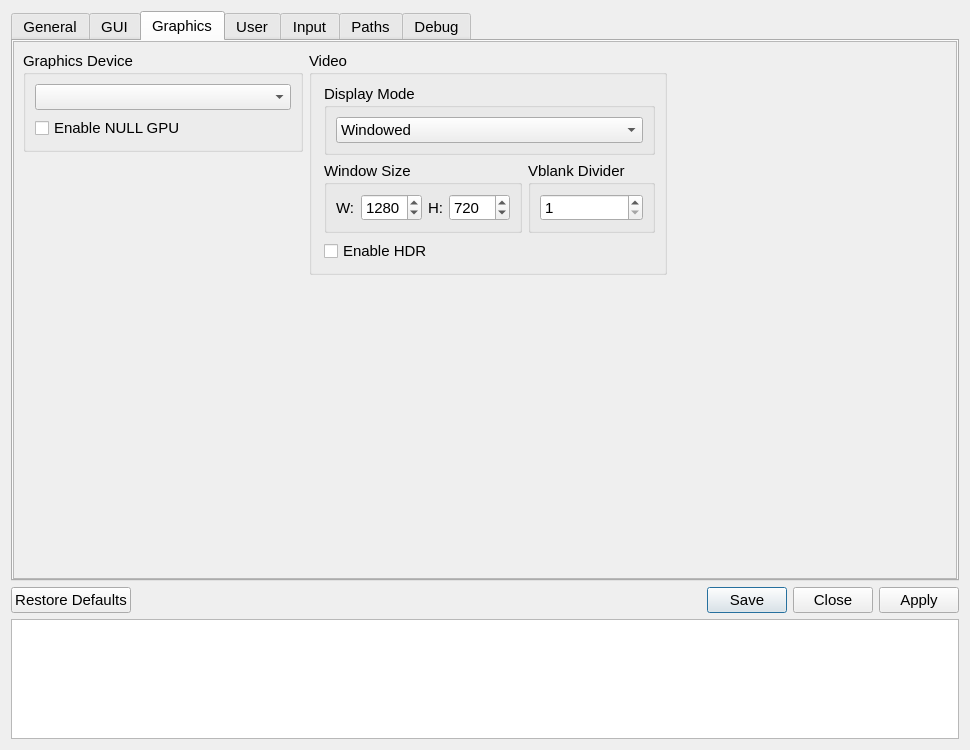
Qt form src/qt_gui/settings_dialog.ui (shadps4-emu/shadPS4) before a commit.
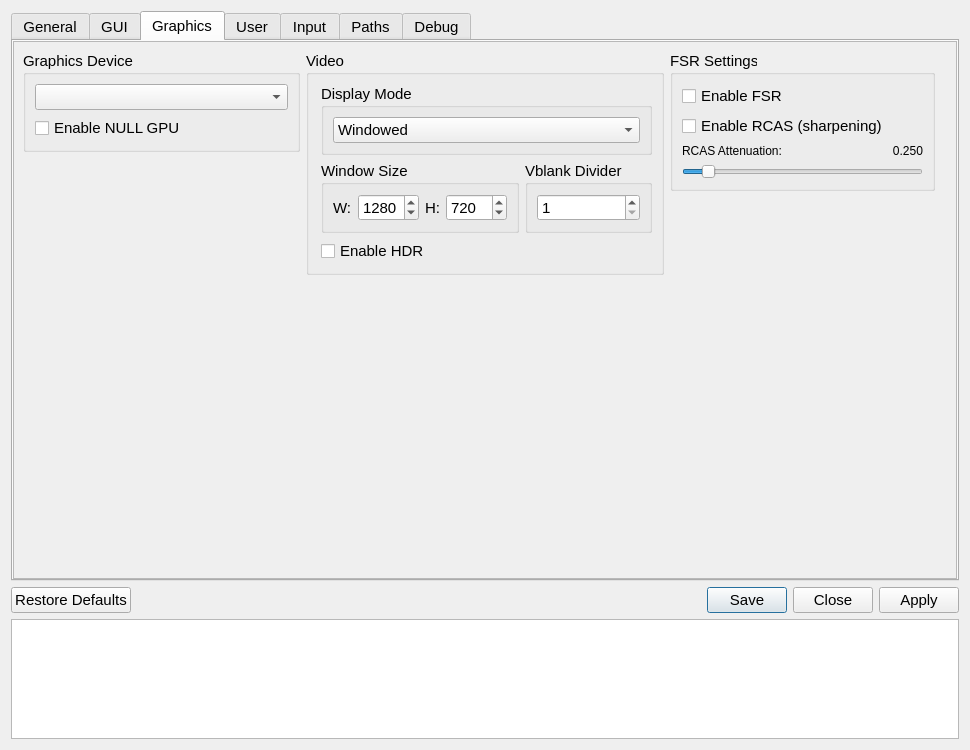
The same form after that commit. The open tabs and pages were chosen to show the change. Icons and pictures are not drawn.

Commit message: Qt: Add FSR settings to settings GUI

What changed in the file:
```diff
--- a/src/qt_gui/settings_dialog.ui
+++ b/src/qt_gui/settings_dialog.ui
@@ -987,8 +987,8 @@
         <rect>
          <x>0</x>
          <y>0</y>
-         <width>944</width>
-         <height>537</height>
+         <width>946</width>
+         <height>536</height>
         </rect>
        </property>
        <layout class="QVBoxLayout" name="graphicsTabVLayout" stretch="0,0">
@@ -1237,6 +1237,75 @@
             <property name="bottomMargin">
              <number>12</number>
             </property>
+            <item>
+             <widget class="QGroupBox" name="FSRGroupBox">
+              <property name="title">
+               <string>FSR Settings</string>
+              </property>
+              <layout class="QVBoxLayout" name="verticalLayout_5">
+               <item>
+                <widget class="QCheckBox" name="FSRCheckBox">
+                 <property name="text">
+                  <string>Enable FSR</string>
+                 </property>
+                </widget>
+               </item>
+               <item>
+                <widget class="QCheckBox" name="RCASCheckBox">
+                 <property name="text">
+                  <string>Enable RCAS (sharpening)</string>
+                 </property>
+                </widget>
+               </item>
+               <item>
+                <layout class="QHBoxLayout" name="horizontalLayout_10">
+                 <item>
+                  <widget class="QLabel" name="RCASAtenLabel">
+                   <property name="font">
+                    <font>
+                     <pointsize>9</pointsize>
+                     <bold>false</bold>
+                    </font>
+                   </property>
+                   <property name="text">
+                    <string>RCAS Attenuation:</string>
+                   </property>
+                  </widget>
+                 </item>
+                 <item>
+                  <widget class="QLabel" name="RCASValue">
+                   <property name="font">
+                    <font>
+                     <pointsize>9</pointsize>
+                     <bold>false</bold>
+                    </font>
+                   </property>
+                   <property name="text">
+                    <string>0.250</string>
+                   </property>
+                   <property name="alignment">
+                    <set>Qt::AlignmentFlag::AlignRight|Qt::AlignmentFlag::AlignTrailing|Qt::AlignmentFlag::AlignVCenter</set>
+                   </property>
+                  </widget>
+                 </item>
+                </layout>
+               </item>
+               <item>
+                <widget class="QSlider" name="RCASSlider">
+                 <property name="maximum">
+                  <number>3000</number>
+                 </property>
+                 <property name="value">
+                  <number>250</number>
+                 </property>
+                 <property name="orientation">
+                  <enum>Qt::Orientation::Horizontal</enum>
+                 </property>
+                </widget>
+               </item>
+              </layout>
+             </widget>
+            </item>
             <item>
              <spacer name="AdvancedSpacer">
               <property name="orientation">
```
Left out of the diff: 30 changed lines with no effect on the pictures. The commit also changes 2 other files.
